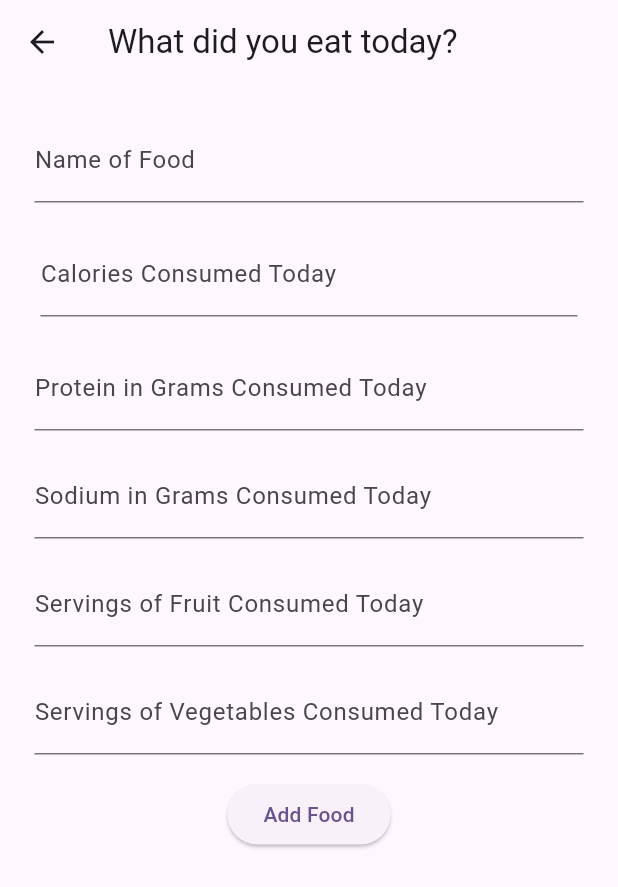
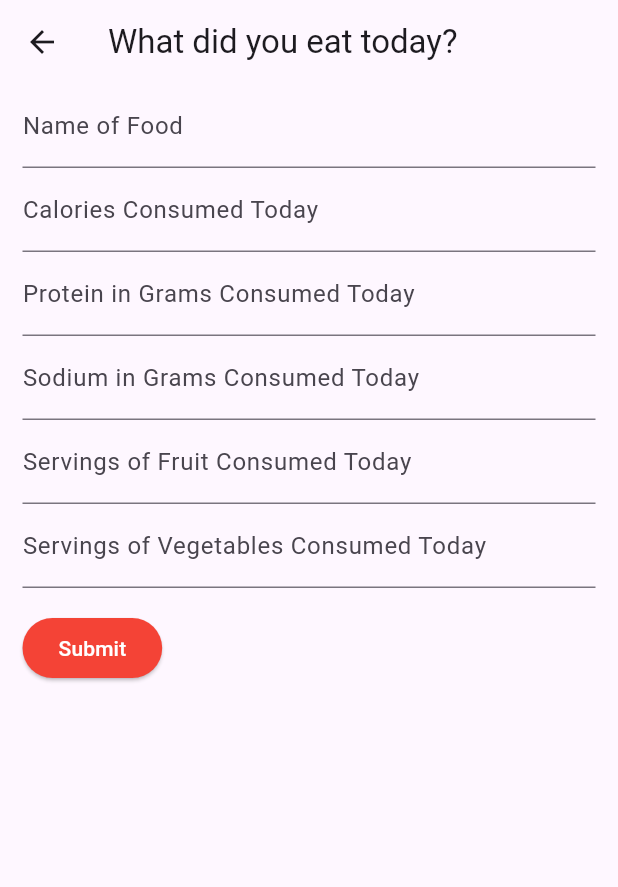
Before and after one commit to Uberkell/Health_App, a Flutter app: the TrackerHomePage screen opened by its route, after a tap on "Add Food", on a phone screen of 412 x 824 dp. Shown: the top 887 px of the screen. Run offline on Flutter 3.47's test engine with Material 3 defaults, Android fonts, the phone set to English and light mode, and no system bars; our stand-ins replace cloud_firestore, firebase_auth, firebase_core, firebase_storage, flutter_local_notifications, image_picker and 1 more; accounts and stored records are empty.

```diff
--- a/lib/pages/tracker_home_page.dart
+++ b/lib/pages/tracker_home_page.dart
@@ -1,15 +1,21 @@
 import 'package:flutter/material.dart';
 import 'package:int_to_win_it/pages/tracker_new_entry_page.dart';
+import 'package:int_to_win_it/pages/tracker_history_page.dart';
 
 class TrackerHomePage extends StatelessWidget {
   const TrackerHomePage({Key? key}) : super(key: key);
 
   @override
   Widget build(BuildContext context) {
+
     ElevatedButton addFood = ElevatedButton(
       onPressed: () {
         Navigator.push(context, MaterialPageRoute(builder: (context) => TrackerNewEntryPage()));
       },
+      style: ButtonStyle(
+        backgroundColor: MaterialStateProperty.all(Colors.red),
+        foregroundColor: MaterialStateProperty.all(Colors.white),
+      ),
       child: const Text("Add Food"),
     );
 
@@ -46,24 +52,78 @@ class TrackerHomePage extends StatelessWidget {
             }
         );
       },
+      style: ButtonStyle(
+        backgroundColor: MaterialStateProperty.all(Colors.red),
+        foregroundColor: MaterialStateProperty.all(Colors.white),
+      ),
       child: const Text("Add Water"),
+    );
+
+    FloatingActionButton seeHistory = FloatingActionButton.extended(
+      onPressed: () {
+        Navigator.push(context, MaterialPageRoute(builder: (context) => TrackerHistoryPage()));
+      },
+      backgroundColor: Colors.red,
+      foregroundColor: Colors.white,
+      label: const Text("See Past History"),
+    );
+
+    ElevatedButton setGoal = ElevatedButton(
+      onPressed: () {
+        showDialog(context: context,
+            builder: (BuildContext context) {
+              return AlertDialog(
+                scrollable: true,
+                title: const Text('Setting Goals'),
+                content: Padding(
+                  padding: const EdgeInsets.all(8.0),
+                  child: Form(
+                    child: Column(
+                        children: [
+                          DropdownButton(
+                              value: Text("Select") ,
+                              items: [
+                                DropdownMenuItem(child: Text("Worm"), value: "One",),
+                                DropdownMenuItem(child: Text("Catepillar"), value: "Two",),
+                                DropdownMenuItem(child: Text("Cacoon"), value: "Three",),
+                                DropdownMenuItem(child: Text("Butterfly"), value: "Four",),
+                  ],
+                          onChanged: null),
+                          ElevatedButton(
+                              style: ButtonStyle(
+                                backgroundColor: MaterialStateProperty.all(Colors.red),
+                                foregroundColor: MaterialStateProperty.all(Colors.white),
+                              ),
+                              onPressed: () {
+                                Navigator.pop(context);
+                              },
+                              child: const Text("Enter")),
+                        ]
+                    ),
+                  ),
+                ),
+              );
+            }
+        );
+      },
+      style: ButtonStyle(
+        backgroundColor: MaterialStateProperty.all(Colors.red),
+        foregroundColor: MaterialStateProperty.all(Colors.white),
+      ),
+      child: const Text("Set Goals"),
     );
 
     return Scaffold(
       appBar: AppBar(
         title: const Text("What did you eat today?"),
       ),
-      body: ListView(
-          children: <Widget>[
-            ListTile(
-                title: Row(mainAxisAlignment: MainAxisAlignment.spaceEvenly,
-                children: [addFood, addWater])),
-            ListTile(
-                leading: Text("Apple")) // will link to database for already added food for the day
+      body: Stack(
+        children: [
+          Row(mainAxisAlignment: MainAxisAlignment.spaceEvenly,
+              children: [addFood, addWater]), // Need addFood, addWater, and setGoalseeHistory
         ]
-      )
+      ),
+      floatingActionButton: seeHistory,
     );
-
-
   }
 }
--- a/lib/pages/tracker_new_entry_page.dart
+++ b/lib/pages/tracker_new_entry_page.dart
@@ -1,78 +1,110 @@
 import 'package:flutter/material.dart';
+//import 'package:cloud_firestore/cloud_firestore.dart';
+//import 'package:firebase_storage/firebase_storage.dart';
+//import 'package:firebase_auth/firebase_auth.dart';
 
-class TrackerNewEntryPage extends StatelessWidget{
+class TrackerNewEntryPage extends StatelessWidget {
   TrackerNewEntryPage({Key? key}) : super(key: key);
 
   @override
-  Widget build(BuildContext context){
-    ElevatedButton addFood = ElevatedButton(
-      onPressed: () {
-        Navigator.pop(context);
-      },
-      child: const Text("Add Food"),
-    );
-    // current problem: this is just a temporary action since it opens a new page instead
-    // which causes a problem when entering multiple foods where the user has to back arrow
-    // out of every page created between the two to return to the home page
-    // also since this hasn't been attached to the database yet, it cannot store or send information
-
+  Widget build(BuildContext context) {
     return Scaffold(
-      appBar: AppBar(
-        title: const Text("What did you eat today?"),
-      ),
-        body: Padding(
-          padding: EdgeInsets.all(15),
-          child: Column(
-            children: <Widget>[
-              Padding(padding: EdgeInsets.all(8),
-                  child: foodName),
-              Padding(padding: EdgeInsets.all(12),
-                  child: calConsumed),
-              Padding(padding: EdgeInsets.all(8),
-                  child: proteinConsumed),
-              Padding(padding: EdgeInsets.all(8),
-                  child: sodiumConsumed),
-              Padding(padding: EdgeInsets.all(8),
-                  child: fruitsConsumed),
-              Padding(padding: EdgeInsets.all(8),
-                  child: vegsConsumed),
-              Container(),
-              Padding(padding: EdgeInsets.all(8),
-                  child: addFood)
-            ],
-          ),
-        )
+        appBar: AppBar(
+          title: const Text("What did you eat today?"),
+        ),
+        body: Scaffold(body: MyCustomForm())
     );
   }
+}
 
-  TextField foodName = const TextField(
-      decoration: InputDecoration(labelText: "Name of Food"),
-      keyboardType: TextInputType.number
-  );
-  TextField calConsumed = const TextField(
-    decoration: InputDecoration(labelText: "Calories Consumed Today"),
-    keyboardType: TextInputType.number,
-    /* This is where the functionality will be added for filling out the form
-        onChanged: (value) {
-        //text input
-      } */
-  );
-  TextField proteinConsumed = const TextField(
-      decoration: InputDecoration(labelText: "Protein in Grams Consumed Today"),
-      keyboardType: TextInputType.number
-  );
-  TextField sodiumConsumed = const TextField(
-      decoration: InputDecoration(labelText: "Sodium in Grams Consumed Today"),
-      keyboardType: TextInputType.number
-  );
-  TextField fruitsConsumed = const TextField(
-      decoration: InputDecoration(labelText: "Servings of Fruit Consumed Today"),
-      keyboardType: TextInputType.number
-  );
-  TextField vegsConsumed = const TextField(
-      decoration: InputDecoration(labelText: "Servings of Vegetables Consumed Today"),
-      keyboardType: TextInputType.number
-  );
+class MyCustomForm extends StatefulWidget {
+  const MyCustomForm({super.key});
+
+  @override
+  MyCustomFormState createState() {
+    return MyCustomFormState();
+  }
+}
+
+class MyCustomFormState extends State<MyCustomForm> {
+  // Create a global key that uniquely identifies the Form widget
+  final _formKey = GlobalKey<FormState>();
+
+  @override
+  Widget build(BuildContext context) {
+    // Build a Form widget using the _formKey created above.
+    return Form(
+      key: _formKey,
 
 
+      child: Column(
+          crossAxisAlignment: CrossAxisAlignment.start,
+          children: [
+            Padding(
+              padding: const EdgeInsets.symmetric(horizontal: 15),
+              child: TextFormField(
+                decoration: InputDecoration(labelText: "Name of Food"),
+                keyboardType: TextInputType.number,
+              )),
+            Padding(
+              padding: const EdgeInsets.symmetric(horizontal: 15),
+              child: TextFormField(
+                decoration: InputDecoration(labelText: "Calories Consumed Today"),
+                keyboardType: TextInputType.number
+              /*onChanged: (value) {};*/
+              ),
+            ),
+            Padding(
+              padding: const EdgeInsets.symmetric(horizontal: 15),
+              child: TextFormField(
+                  decoration: InputDecoration(
+                      labelText: "Protein in Grams Consumed Today"),
+                  keyboardType: TextInputType.number),
+            ),
+            Padding(
+              padding: const EdgeInsets.symmetric(horizontal: 15),
+              child: TextFormField(
+                  decoration: InputDecoration(
+                      labelText: "Sodium in Grams Consumed Today"),
+                  keyboardType: TextInputType.number),
+            ),
+            Padding(
+              padding: const EdgeInsets.symmetric(horizontal: 15),
+              child: TextFormField(
+                decoration: InputDecoration(
+                    labelText: "Servings of Fruit Consumed Today"),
+                keyboardType: TextInputType.number),
+            ),
+            Padding(
+              padding: const EdgeInsets.symmetric(horizontal: 15),
+              child: TextFormField(
+                  decoration: InputDecoration(
+                    labelText: "Servings of Vegetables Consumed Today"),
+                  keyboardType: TextInputType.number),
+            ),
+            Padding(
+              padding: const EdgeInsets.symmetric(vertical: 16, horizontal: 15),
+            child: ElevatedButton(
+              style: ButtonStyle(
+                backgroundColor: MaterialStateProperty.all(Colors.red),
+                foregroundColor: MaterialStateProperty.all(Colors.white),
+              ),
+              onPressed: () {
+
+                // Validate returns true if the form is valid, or false otherwise.
+                if (_formKey.currentState!.validate()) {
+                  // If the form is valid, display a snackbar. In the real world,
+                  // you'd often call a server or save the information in a database.
+                  ScaffoldMessenger.of(context).showSnackBar(
+                    const SnackBar(content: Text('Uploading Data')),
+                  );
+                }
+              },
+          child: const Text('Submit'),
+        ),
+      ),
+    ]
+      )
+    );
+  }
 }
```
Also changed, not shown: lib/pages/tracker_history_page.dart (+54 -19 lines). Lines whose indentation alone changed are shown as unchanged.
